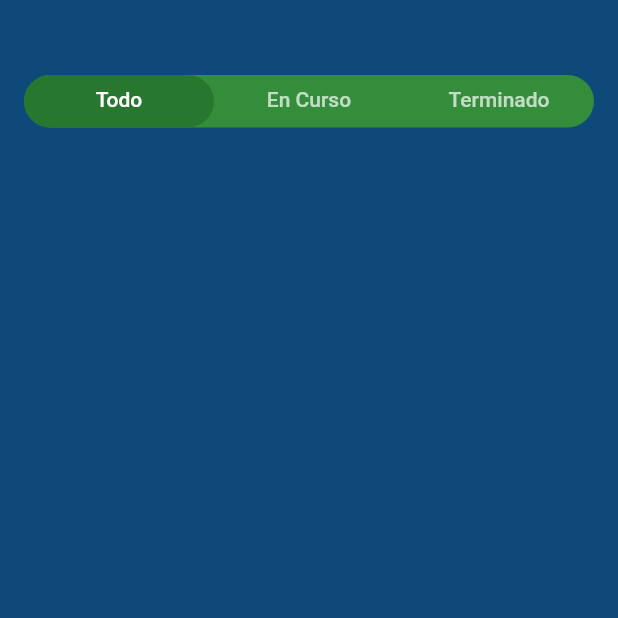
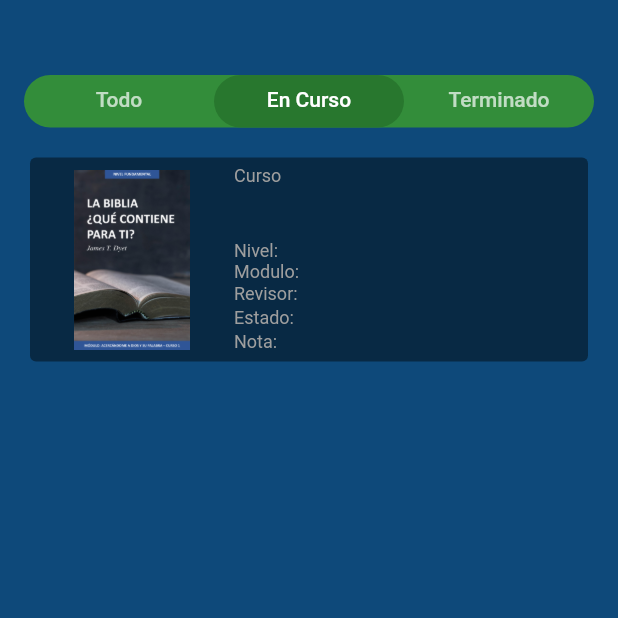
Before and after one commit to MendezOscar/emmausapp, a Flutter app: the Courses screen opened directly, on a phone screen of 412 x 824 dp, the top half of it. Run offline on Flutter 3.47's test engine with Material 2 defaults, Android fonts, the phone set to English and light mode, and no system bars; our stand-ins replace cloud_firestore, firebase_auth, firebase_core, shared_preferences; accounts and stored records are empty.

Commit message:
login y seccion de en curso terminada

```diff
--- a/lib/presentation/pages/auth/login.dart
+++ b/lib/presentation/pages/auth/login.dart
@@ -1,6 +1,7 @@
 import 'package:emmausapp/presentation/pages/home/home.dart';
 import 'package:firebase_auth/firebase_auth.dart';
 import 'package:flutter/material.dart';
+import 'package:shared_preferences/shared_preferences.dart';
 
 class Login extends StatefulWidget {
   const Login({super.key});
@@ -111,8 +112,10 @@ class _MyLoginState extends State<Login> {
 
 void _signInWithEmailAndPassword(context, email, password) async {
   try {
+    final SharedPreferences prefs = await SharedPreferences.getInstance();
     UserCredential userCredential = await FirebaseAuth.instance
         .signInWithEmailAndPassword(email: email, password: password);
+    await prefs.setString('emailUser', email);
     Navigator.of(context)
         .push(MaterialPageRoute(builder: (context) => const Home()));
   } on FirebaseAuthException catch (e) {
--- a/lib/presentation/pages/course/all.dart
+++ b/lib/presentation/pages/course/all.dart
@@ -19,7 +19,7 @@ class AllCourses extends StatelessWidget {
           }
 
           if (snapshot.connectionState == ConnectionState.waiting) {
-            return const Text("Loading");
+            return const Center(child: CircularProgressIndicator());
           }
           return Padding(
             padding: const EdgeInsets.only(left: 16, right: 16),
--- a/lib/presentation/pages/course/course_details.dart
+++ b/lib/presentation/pages/course/course_details.dart
@@ -70,7 +70,7 @@ class CourseDetails extends StatelessWidget {
                   }
 
                   if (snapshot.connectionState == ConnectionState.waiting) {
-                    return const Text("Loading");
+                    return const Center(child: CircularProgressIndicator());
                   }
                   return Padding(
                     padding: const EdgeInsets.only(left: 16, right: 16),
--- /dev/null
+++ b/lib/presentation/pages/course/in_course.dart
@@ -0,0 +1,84 @@
+import 'package:cloud_firestore/cloud_firestore.dart';
+import 'package:emmausapp/presentation/widgets/incourse_card_details.dart';
+import 'package:flutter/material.dart';
+import 'package:shared_preferences/shared_preferences.dart';
+
+class InCourse extends StatelessWidget {
+  const InCourse({super.key});
+
+  @override
+  Widget build(BuildContext context) {
+    final Future<SharedPreferences> prefs = SharedPreferences.getInstance();
+    late Future<String> userId;
+    late String courseName = "";
+    late Map<String, dynamic> course = {
+      "course": "",
+      "levelName": "",
+      "moduleName": "",
+      "imagePath": "",
+    };
+    late Map<String, dynamic> sectionStudent = {
+      "calification": "",
+      "courseId": "",
+      "revisorName": "",
+      "status": "",
+    };
+    final db = FirebaseFirestore.instance;
+
+    getCourseName(id) {
+      db
+          .collection("courses")
+          .where("id", isEqualTo: id)
+          .snapshots()
+          .listen((event) {
+        for (var doc in event.docs) {
+          course = doc.data();
+          courseName = course["course"];
+        }
+      });
+    }
+
+    userId = prefs.then((SharedPreferences prefs) {
+      var userId = prefs.getString('idlUser') ?? "";
+      db
+          .collection("section-student")
+          .where("idStudent", isEqualTo: userId)
+          .where("status", isEqualTo: "EN CURSO")
+          .snapshots()
+          .listen((event) {
+        for (var doc in event.docs) {
+          sectionStudent = doc.data();
+          getCourseName(sectionStudent["courseId"]);
+        }
+      });
+      return userId;
+    });
+
+    final Future<String> getUserId = Future<String>.delayed(
+      const Duration(seconds: 1),
+      () => userId,
+    );
+
+    return Padding(
+      padding: const EdgeInsets.only(top: 16, right: 0, left: 0, bottom: 5),
+      child: Column(children: [
+        FutureBuilder(
+            future: getUserId,
+            builder: (BuildContext context, AsyncSnapshot<String> snapshot) {
+              if (snapshot.hasData) {
+                return InCourseCardDetails(
+                  course: courseName,
+                  revisor: sectionStudent["revisorName"],
+                  status: sectionStudent["status"],
+                  note: sectionStudent["calification"].toString(),
+                  module: course["moduleName"],
+                  level: course["levelName"],
+                );
+              } else {
+                return Container();
+              }
+            })
+      ]),
+    );
+  }
+}
--- a/lib/presentation/pages/course/level_details.dart
+++ b/lib/presentation/pages/course/level_details.dart
@@ -35,7 +35,7 @@ class LevelDetails extends StatelessWidget {
               }
 
               if (snapshot.connectionState == ConnectionState.waiting) {
-                return const Text("Loading");
+                return const Center(child: CircularProgressIndicator());
               }
               return ListView(
                 shrinkWrap: true,
@@ -58,7 +58,8 @@ class LevelDetails extends StatelessWidget {
 
                               if (snapshot.connectionState ==
                                   ConnectionState.waiting) {
-                                return const Text("Loading");
+                                return const Center(
+                                    child: CircularProgressIndicator());
                               }
 
                               return ListView(
--- a/lib/presentation/pages/home/courses.dart
+++ b/lib/presentation/pages/home/courses.dart
@@ -1,4 +1,5 @@
 import 'package:emmausapp/presentation/pages/course/all.dart';
+import 'package:emmausapp/presentation/pages/course/in_course.dart';
 import 'package:flutter/material.dart';
 
 class Courses extends StatelessWidget {
@@ -7,6 +8,7 @@ class Courses extends StatelessWidget {
   @override
   Widget build(BuildContext context) {
     return DefaultTabController(
+      initialIndex: 1,
       length: 3,
       child: Scaffold(
         body: Padding(
@@ -41,7 +43,7 @@ class Courses extends StatelessWidget {
               const Expanded(
                 child: TabBarView(children: [
                   AllCourses(),
-                  MyTabOne(),
+                  InCourse(),
                   MyTabOne(),
                 ]),
               )
--- /dev/null
+++ b/lib/presentation/widgets/incourse_card_details.dart
@@ -0,0 +1,130 @@
+import 'package:flutter/material.dart';
+
+class InCourseCardDetails extends StatelessWidget {
+  final String course;
+  final String revisor;
+  final String status;
+  final String note;
+  final String module;
+  final String level;
+
+  const InCourseCardDetails({
+    required this.course,
+    required this.revisor,
+    required this.status,
+    required this.note,
+    required this.module,
+    required this.level,
+    super.key,
+  });
+
+  @override
+  Widget build(BuildContext context) {
+    return Card(
+      elevation: 0,
+      color: const Color.fromARGB(255, 8, 41, 68),
+      child: Row(
+        children: [
+          Column(
+            children: [
+              Padding(
+                padding: const EdgeInsets.all(8.0),
+                child: Image.asset(
+                  'assets/images/1.png',
+                  width: 120,
+                  height: 120,
+                ),
+              )
+            ],
+          ),
+          Column(
+            crossAxisAlignment: CrossAxisAlignment.start,
+            children: [
+              const Text(
+                "Curso",
+                style: TextStyle(color: Colors.grey, fontSize: 12),
+              ),
+              Text(
+                course,
+                style: const TextStyle(color: Colors.white, fontSize: 14),
+              ),
+              const SizedBox(
+                height: 20,
+              ),
+              Row(
+                children: [
+                  const Text(
+                    maxLines: 3,
+                    "Nivel: ",
+                    style: TextStyle(color: Colors.grey, fontSize: 12),
+                  ),
+                  Text(
+                    overflow: TextOverflow.ellipsis,
+                    maxLines: 3,
+                    level,
+                    style: const TextStyle(color: Colors.white, fontSize: 12),
+                  ),
+                ],
+              ),
+              Row(
+                children: [
+                  const Text(
+                    maxLines: 3,
+                    "Modulo: ",
+                    style: TextStyle(color: Colors.grey, fontSize: 12),
+                  ),
+                  Text(
+                    module.length > 19 ? module.substring(0, 19) : "",
+                    style: const TextStyle(color: Colors.white, fontSize: 12),
+                  ),
+                ],
+              ),
+              Row(
+                children: [
+                  const Text(
+                    maxLines: 3,
+                    "Revisor: ",
+                    style: TextStyle(color: Colors.grey, fontSize: 12),
+                  ),
+                  Text(
+                    maxLines: 3,
+                    revisor,
+                    style: const TextStyle(color: Colors.white, fontSize: 14),
+                  ),
+                ],
+              ),
+              Row(
+                children: [
+                  const Text(
+                    maxLines: 3,
+                    "Estado: ",
+                    style: TextStyle(color: Colors.grey, fontSize: 12),
+                  ),
+                  Text(
+                    maxLines: 3,
+                    status,
+                    style: const TextStyle(color: Colors.white, fontSize: 14),
+                  ),
+                ],
+              ),
+              Row(
+                children: [
+                  const Text(
+                    maxLines: 3,
+                    "Nota: ",
+                    style: TextStyle(color: Colors.grey, fontSize: 12),
+                  ),
+                  Text(
+                    maxLines: 3,
+                    note,
+                    style: const TextStyle(color: Colors.white, fontSize: 14),
+                  ),
+                ],
+              ),
+            ],
+          )
+        ],
+      ),
+    );
+  }
+}
--- a/pubspec.yaml
+++ b/pubspec.yaml
@@ -12,6 +12,7 @@ dependencies:
   firebase_core: ^2.16.0
   flutter:
     sdk: flutter
+  shared_preferences: ^2.2.1
 
 dev_dependencies:
   flutter_test:
```
Also changed, not shown: lib/presentation/pages/home/profile.dart (+101 -23 lines), pubspec.lock, 1 other file.
